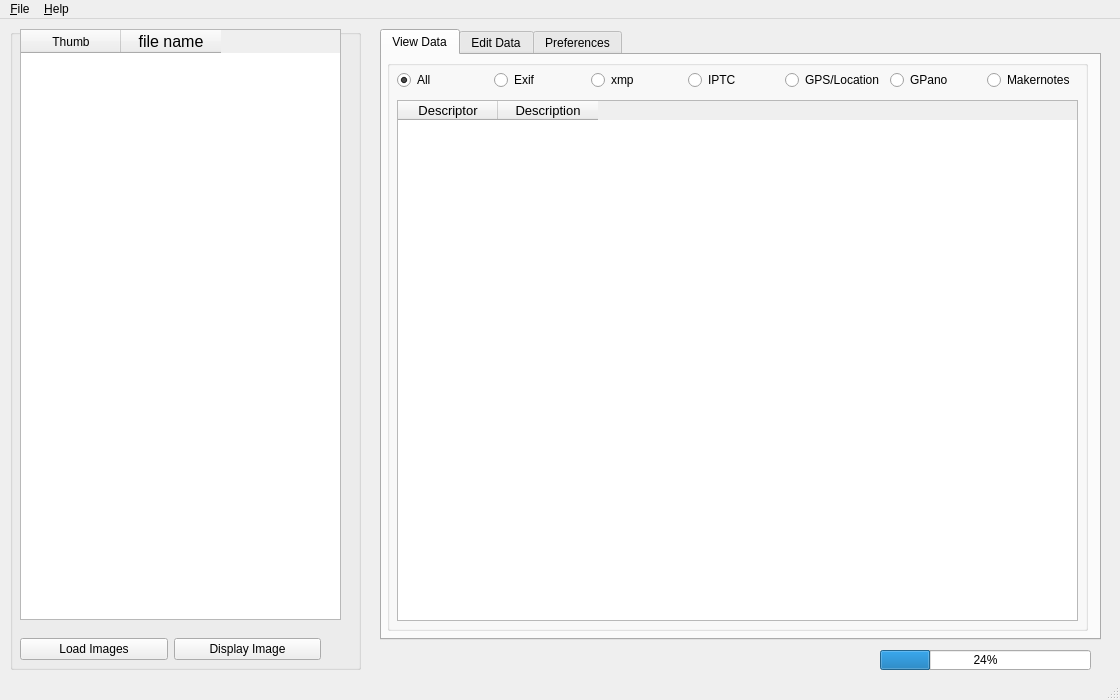
The window that scripts/ui/MainWindow.ui (hvdwolf/pyExifToolGUI) describes before a commit, drawn with Qt 5.
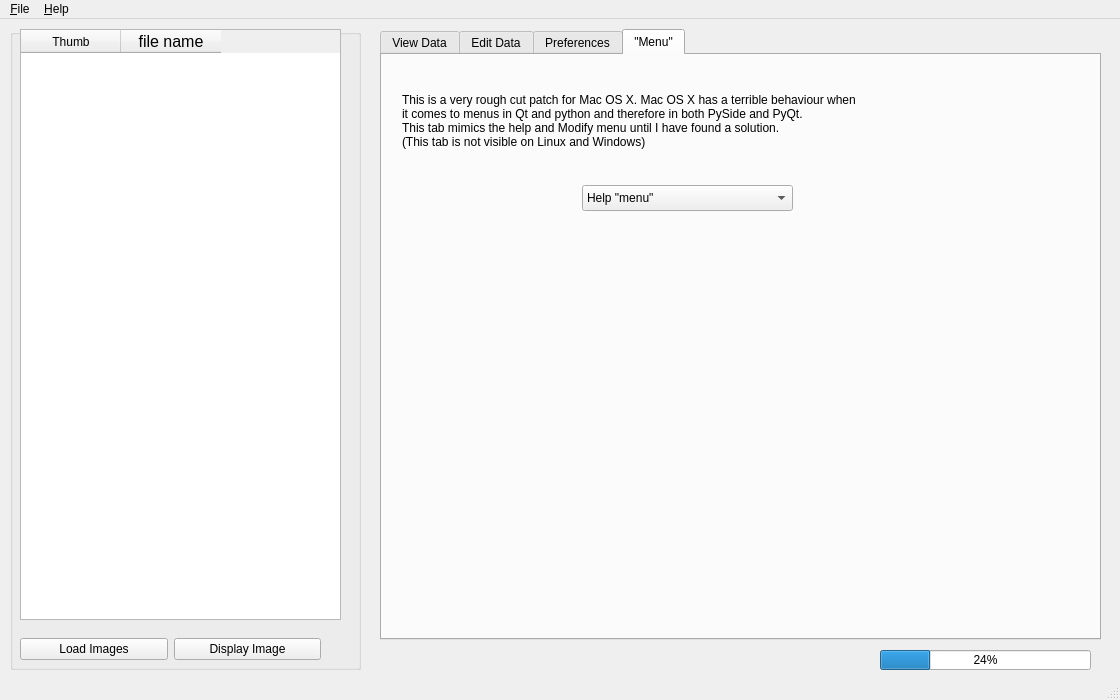
The same window after the commit. The open tabs and pages were chosen to show the change.

Commit message: [OSX] Make a "Menu" tab in the gui for OS X platform as a rough cut patch as Mac has a terrible menu behaviour impacting QT applications

Patch:
```diff
--- a/scripts/ui/MainWindow.ui
+++ b/scripts/ui/MainWindow.ui
@@ -2774,6 +2774,67 @@
       </layout>
      </widget>
     </widget>
+    <widget class="QWidget" name="menutab">
+     <attribute name="title">
+      <string>&quot;Menu&quot;</string>
+     </attribute>
+     <widget class="QLabel" name="label_69">
+      <property name="geometry">
+       <rect>
+        <x>20</x>
+        <y>30</y>
+        <width>631</width>
+        <height>71</height>
+       </rect>
+      </property>
+      <property name="text">
+       <string>This is a very rough cut patch for Mac OS X. Mac OS X has a terrible behaviour when
+it comes to menus in Qt and python and therefore in both PySide and PyQt.
+This tab mimics the help and Modify menu until I have found a solution.
+(This tab is not visible on Linux and Windows)</string>
+      </property>
+     </widget>
+     <widget class="QComboBox" name="help_combobox">
+      <property name="geometry">
+       <rect>
+        <x>200</x>
+        <y>130</y>
+        <width>211</width>
+        <height>26</height>
+       </rect>
+      </property>
+      <item>
+       <property name="text">
+        <string>Help &quot;menu&quot;</string>
+       </property>
+      </item>
+      <item>
+       <property name="text">
+        <string>pyExifToolGUI homepage</string>
+       </property>
+      </item>
+      <item>
+       <property name="text">
+        <string>ExifTool homepage</string>
+       </property>
+      </item>
+      <item>
+       <property name="text">
+        <string>Donate</string>
+       </property>
+      </item>
+      <item>
+       <property name="text">
+        <string>License</string>
+       </property>
+      </item>
+      <item>
+       <property name="text">
+        <string>About</string>
+       </property>
+      </item>
+     </widget>
+    </widget>
    </widget>
   </widget>
   <widget class="QMenuBar" name="menubar">
```
The commit also changes 2 other files.
